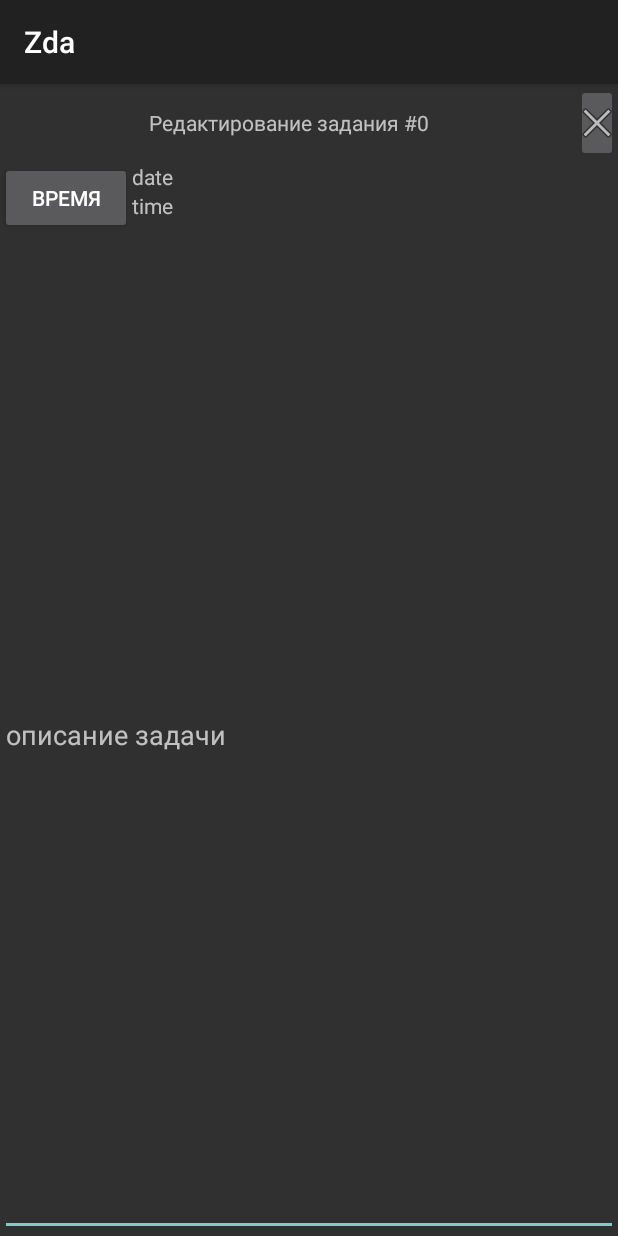
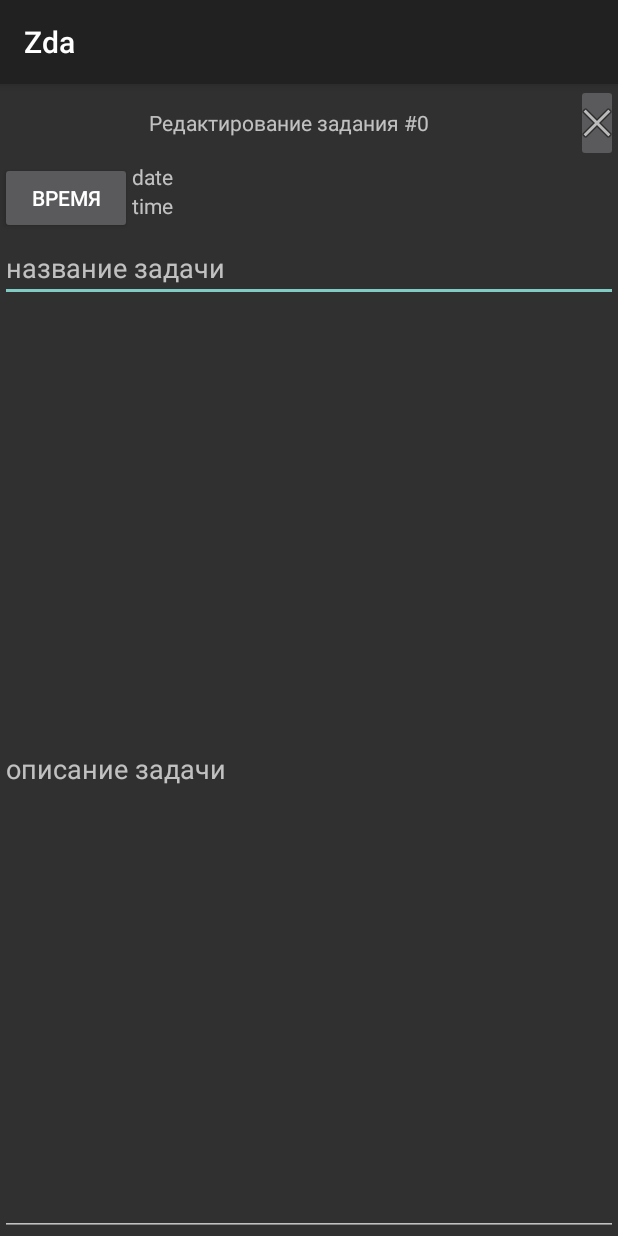
Before and after one commit to izmain/Zda3, an Android app: the BaseEdit screen opened directly, with no data from a screen before it, on a phone screen of 412 x 824 dp. Run offline under Robolectric (Android 15) with nearby library versions, the phone set to English and light mode, and no system bars.

Commit message:
тодо

```diff
--- a/app/src/main/java/net/den/zda3/BaseEdit.java
+++ b/app/src/main/java/net/den/zda3/BaseEdit.java
@@ -15,7 +15,7 @@ public class BaseEdit extends Activity {
 
 	TextView tvInfo,tvData,tvMinHor;
 	Button btTimePic;
-	EditText etTermin;
+	EditText etTermin,etNameTask;
 
 	Intent intnInit,intnTimePic;
 
@@ -27,7 +27,8 @@ public class BaseEdit extends Activity {
 		btTimePic=(Button) findViewById(R.id.bt_time_pick);
 		tvData=(TextView) findViewById(R.id.tv_date);
 		tvMinHor=(TextView) findViewById(R.id.tv_min_hor);
-
+		etNameTask=(EditText) findViewById(R.id.et_name_task);
+		etTermin=(EditText) findViewById(R.id.et_determinate);
 		initz();
 	}
 
--- a/app/src/main/res/layout/base_edit.xml
+++ b/app/src/main/res/layout/base_edit.xml
@@ -61,10 +61,19 @@
 	</LinearLayout>
 
 	<EditText
+		android:layout_height="wrap_content"
+		android:layout_width="match_parent"
+		android:ems="10"
+		android:hint="название задачи"
+		android:id="@+id/et_name_task"/>
+
+	<EditText
 		android:layout_height="match_parent"
 		android:inputType="textMultiLine"
 		android:layout_width="match_parent"
 		android:ems="10"
-		android:hint="описание задачи"/>
+		android:hint="описание задачи"
+		android:id="@+id/et_determinate"/>
+
 
 </LinearLayout>
```
Also changed, not shown: app/src/main/AndroidManifest.xml (+7 -5 lines), app/src/main/java/net/den/zda3/ListOperation.java (+27 -3 lines).
